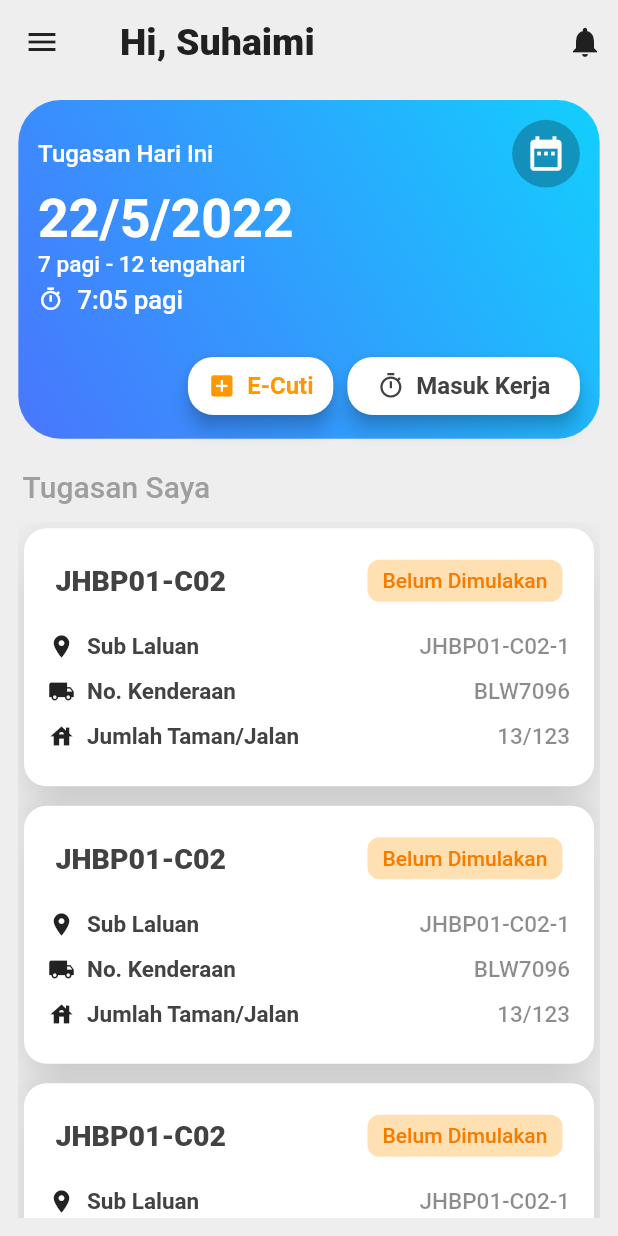
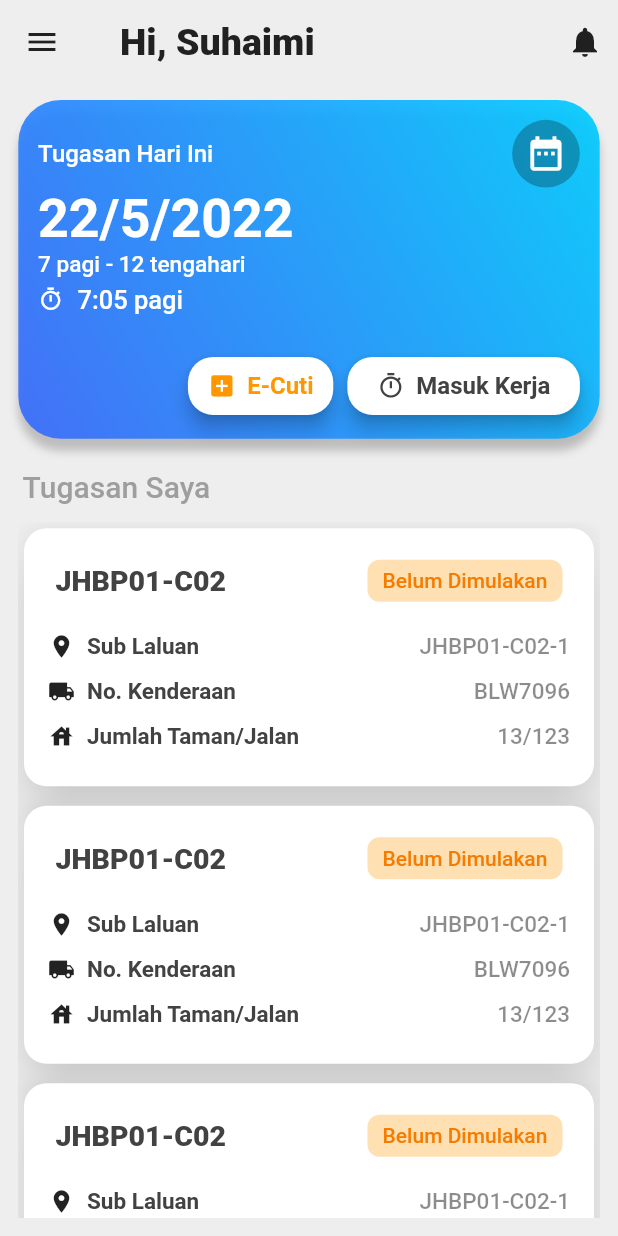
Before and after one commit to SahanahPandu/iWork, a Flutter app: the screen it shows after launch, on a phone screen of 412 x 824 dp. Run offline on Flutter 3.47's test engine with Material 2 defaults, Android fonts, the phone set to English and light mode, and no system bars.

Commit message:
add shadow under Today Task Card

```diff
--- a/lib/widgets/cards/today_task/today_task_card.dart
+++ b/lib/widgets/cards/today_task/today_task_card.dart
@@ -20,6 +20,13 @@ class _TodayTaskCardState extends State<TodayTaskCard> {
       width: MediaQuery.of(context).size.width,
       height: 240,
       decoration: BoxDecoration(
+        boxShadow: [
+          BoxShadow(
+            color: Colors.grey.shade400,
+            blurRadius: 5,
+            offset: const Offset(0.0, 8.0),
+          )
+        ],
         borderRadius: BorderRadius.circular(30),
         gradient: const LinearGradient(
           colors: [
```
